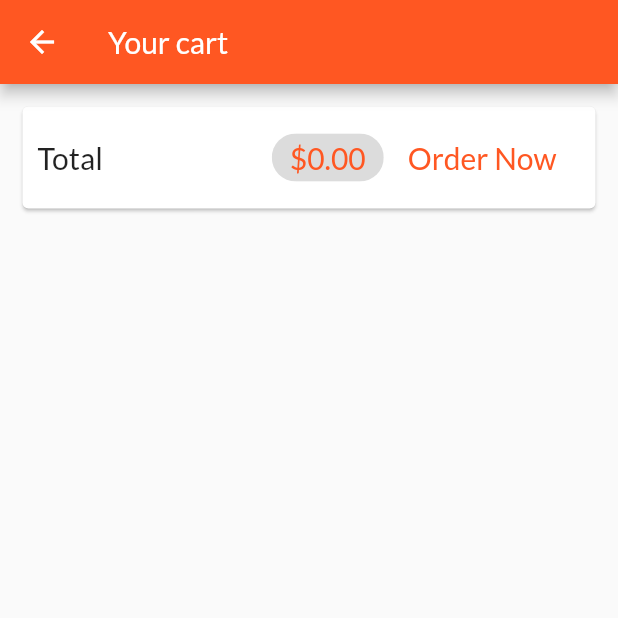
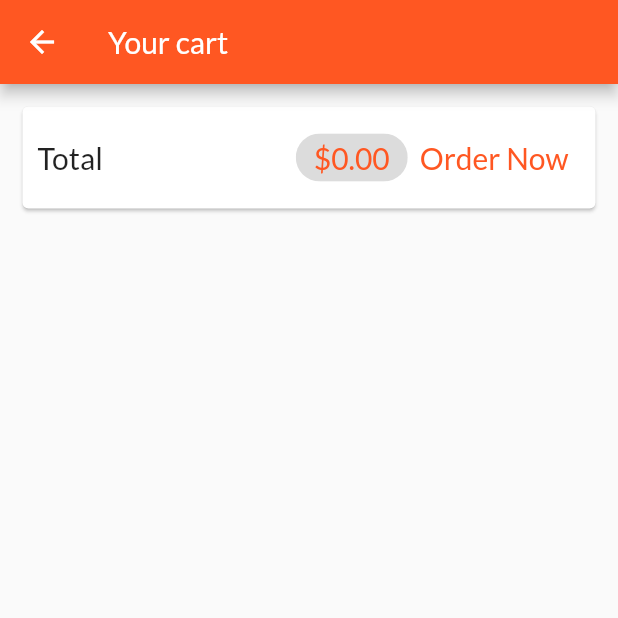
Before and after one commit to dobean99/shop_app, a Flutter app: the CartScreen screen opened by its route, on a phone screen of 412 x 824 dp, the top half of it. Run offline on Flutter 3.47's test engine with Material 2 defaults, Android fonts, the phone set to English and light mode, and no system bars; network calls fail.

```diff
--- a/lib/providers/products.dart
+++ b/lib/providers/products.dart
@@ -145,7 +145,7 @@ class Products with ChangeNotifier {
          }
     existedProduct=null;
   }
-// void showFavoritesOnly() {
+// void showFavoritesOnlyz() {
 //   _showFavorites = true;
 //   notifyListeners();
 // }
--- a/lib/screens/cart_screen.dart
+++ b/lib/screens/cart_screen.dart
@@ -41,7 +41,7 @@ class CartScreen extends StatelessWidget {
                       ),
                     ),
                   ),
-                  FlatButton(
+                  TextButton(
                     onPressed: () {
                       Provider.of<Orders>(context, listen: false).addOrder(
                           cart.items.values.toList(), cart.totalAmount);
@@ -51,9 +51,10 @@ class CartScreen extends StatelessWidget {
                       'Order Now',
                       style: TextStyle(
                         fontSize: 20,
+                        color:  Theme.of(context).primaryColor
                       ),
                     ),
-                    textColor: Theme.of(context).primaryColor,
+
                   ),
                 ],
               ),
```
Also changed, not shown: lib/providers/product.dart (+19 -2 lines).
